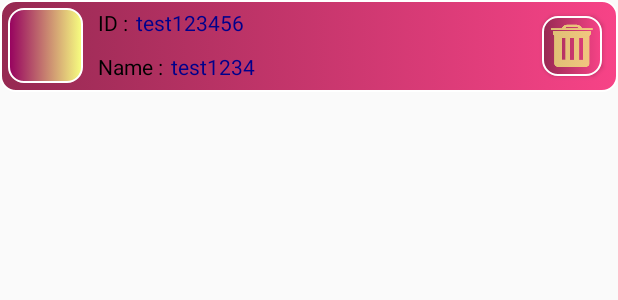
After one commit to shidandev/WeHome, an Android app: the layout user_child_list.xml on its own in the app's theme, with its tools: preview values and no code run, on a phone screen of 412 x 824 dp. The commit adds this screen. Shown: the top 300 px of the screen. Run offline under Robolectric (Android 15) with nearby library versions, the phone set to English and light mode, and no system bars.

Commit message:
add user list module

```diff
--- a/app/src/main/AndroidManifest.xml
+++ b/app/src/main/AndroidManifest.xml
@@ -9,7 +9,8 @@
         android:roundIcon="@mipmap/ic_launcher_round"
         android:supportsRtl="true"
         android:theme="@style/Theme.AppCompat.DayNight.NoActionBar">
-        <activity android:name=".AddDevice"></activity>
+        <activity android:name=".UserList"></activity>
+        <activity android:name=".AddDevice" />
         <activity android:name=".Dashboard" />
         <activity android:name=".MainActivity">
             <intent-filter>
--- /dev/null
+++ b/app/src/main/res/drawable/button_delete.xml
@@ -0,0 +1,34 @@
+<?xml version="1.0" encoding="utf-8"?>
+<selector xmlns:android="http://schemas.android.com/apk/res/android">
+    <item android:state_pressed="false">
+        <layer-list>
+            <item>
+                <shape android:shape="rectangle">
+                    <gradient android:endColor="#F74387" android:startColor="#962952" />
+                    <stroke android:width="1dp" android:color="#ffffff" />
+                    <corners android:radius="10dp" />
+                    <padding android:top="5dp" android:bottom="5dp" android:left="5dp" android:right="5dp"/>
+                </shape>
+            </item>
+            <item>
+                <bitmap android:filter="true" android:alpha="0.7" android:antialias="true" android:src="@drawable/icon_dustbin" android:tint="#F7ff80" />
+            </item>
+        </layer-list>
+    </item>
+    <item android:state_pressed="true">
+        <layer-list>
+            <item>
+
+                <shape android:shape="rectangle">
+                    <gradient android:endColor="#962952" android:startColor="#F74387" />
+                    <stroke android:width="1dp" android:color="#ffffff" />
+                    <corners android:radius="10dp" />
+                    <padding android:top="5dp" android:bottom="5dp" android:left="5dp" android:right="5dp"/>
+                </shape>
+            </item>
+            <item>
+                <bitmap android:src="@drawable/icon_dustbin" />
+            </item>
+        </layer-list>
+    </item>
+</selector>
--- /dev/null
+++ b/app/src/main/res/layout/user_child_list.xml
@@ -0,0 +1,54 @@
+<?xml version="1.0" encoding="utf-8"?>
+<RelativeLayout
+    xmlns:android="http://schemas.android.com/apk/res/android" android:layout_width="match_parent"
+    android:layout_height="wrap_content"
+    android:background="@drawable/component_div"
+    android:padding="5dp">
+
+    <ImageView
+        android:id="@+id/comp_icon"
+        android:layout_width="50dp"
+        android:layout_height="50dp"
+        android:background="@drawable/component_image_div"/>
+    <TextView
+        android:id="@+id/id_label"
+        android:layout_width="wrap_content"
+        android:layout_height="wrap_content"
+        android:layout_toRightOf="@+id/comp_icon"
+        android:text="ID :"
+        android:textColor="@android:color/black"
+        android:layout_marginRight="5dp"
+        android:layout_marginLeft="10dp"/>
+    <TextView
+        android:id="@+id/id_input"
+        android:layout_toRightOf="@+id/id_label"
+        android:layout_width="wrap_content"
+        android:layout_height="wrap_content"
+        android:text="test123456"
+        android:textColor="#00008b"/>
+    <TextView
+        android:layout_below="@+id/id_label"
+        android:id="@+id/name_label"
+        android:layout_width="wrap_content"
+        android:layout_height="wrap_content"
+        android:layout_toRightOf="@+id/comp_icon"
+        android:text="Name :"
+        android:textColor="@android:color/black"
+        android:layout_marginRight="5dp"
+        android:layout_marginLeft="10dp"
+        android:layout_marginTop="10dp"/>
+    <TextView
+        android:layout_toRightOf="@+id/name_label"
+        android:layout_width="wrap_content"
+        android:layout_height="wrap_content"
+        android:text="test1234"
+        android:layout_alignTop="@+id/name_label"
+        android:textColor="#00008b"/>
+
+    <Button
+        android:layout_width="40dp"
+        android:layout_height="40dp"
+        android:layout_alignParentEnd="true"
+        android:layout_margin="5dp"
+        android:background="@drawable/button_delete"/>
+</RelativeLayout>
```
Also changed, not shown: app/src/main/java/com/example/wehome/Dashboard.java (+10 -1 lines), app/src/main/java/com/example/wehome/UserList.java (added, +137 -0 lines), app/src/main/java/com/example/wehome/controller/UserArrayAdapter.java (added, +136 -0 lines), app/src/main/res/drawable/button_edit.xml (added, +34 -0 lines), app/src/main/res/layout/activity_dashboard.xml (+5 -7 lines), app/src/main/res/layout/activity_user_list.xml (added, +45 -0 lines), app/src/main/res/layout/user_header_list.xml (added, +42 -0 lines), app/src/main/res/drawable/icon_cog.png (added), app/src/main/res/drawable/icon_dustbin.png (added).
